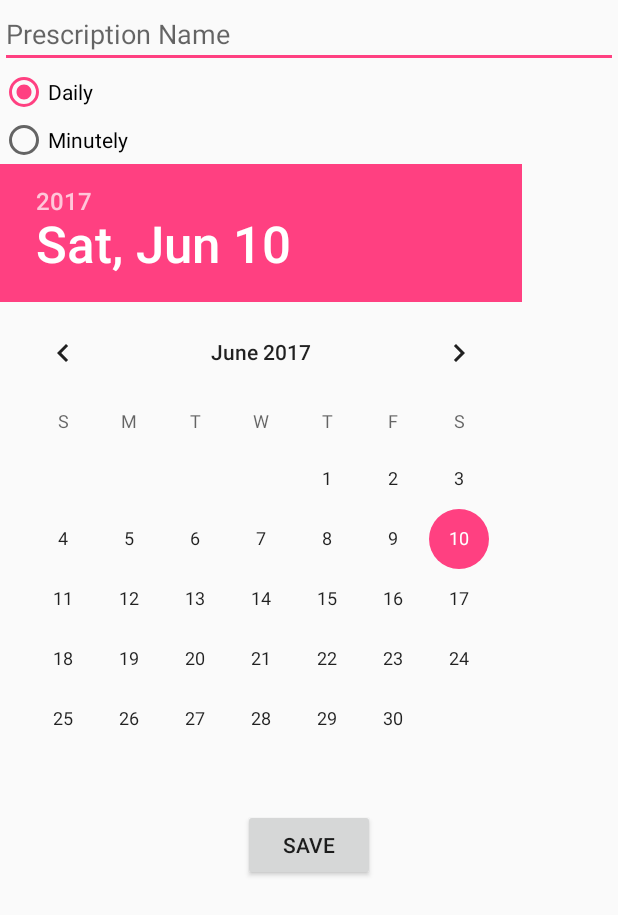
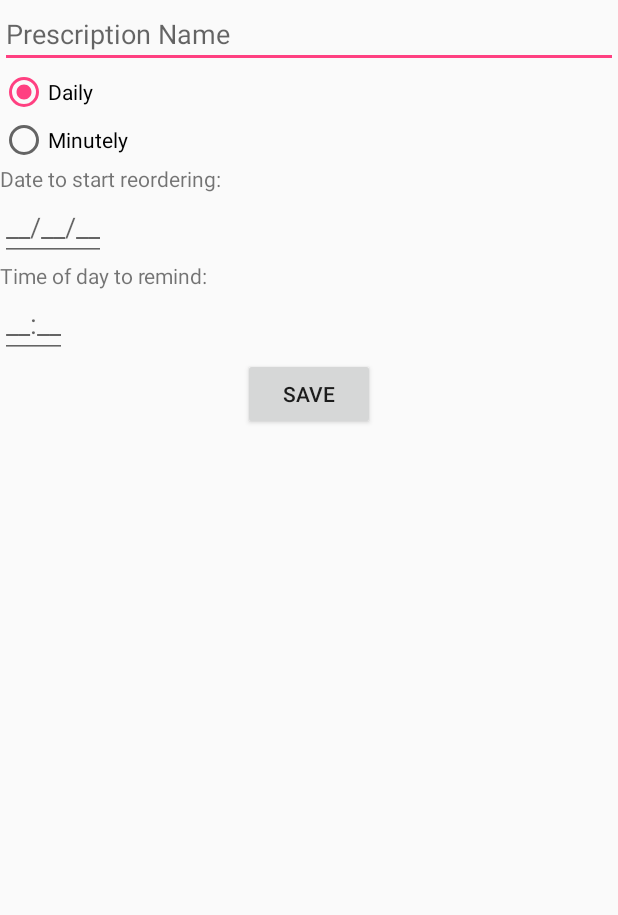
Before and after one commit to trevynmace/prescriptionTracker, an Android app: the AddPrescriptionActivity screen opened directly, with no data from a screen before it, on a phone screen of 412 x 824 dp. Shown: the top 915 px of the screen. Run offline under Robolectric (Android 15) with nearby library versions, the phone set to English and light mode, and no system bars.

Commit message:
adding more to the add prescription activity. need to get the click listeners to work on the edit texts

```diff
--- a/PrescriptionTracker/app/src/main/java/com/trevynmace/prescriptiontracker/AddPrescriptionActivity.java
+++ b/PrescriptionTracker/app/src/main/java/com/trevynmace/prescriptiontracker/AddPrescriptionActivity.java
@@ -1,36 +1,52 @@
 package com.trevynmace.prescriptiontracker;
 
+import android.app.DatePickerDialog;
+import android.app.IntentService;
+import android.app.TimePickerDialog;
 import android.content.SharedPreferences;
+import android.icu.text.SimpleDateFormat;
+import android.icu.util.Calendar;
 import android.os.Bundle;
+import android.support.design.widget.Snackbar;
 import android.support.v7.app.AppCompatActivity;
 import android.view.View;
 import android.widget.Button;
+import android.widget.DatePicker;
 import android.widget.EditText;
 import android.widget.RadioGroup;
-import android.widget.TextView;
 import android.widget.TimePicker;
+import android.widget.Toast;
 
-import java.sql.Time;
+import java.util.Locale;
 
 public class AddPrescriptionActivity extends AppCompatActivity
 {
+    Calendar cal;
+
+    DatePickerDialog.OnDateSetListener date;
+    TimePickerDialog.OnTimeSetListener time;
+
+    EditText calendarEditText;
+    EditText timeEditText;
+
+    String name;
+    int selectedRadioButtonId;
+
     @Override
     protected void onCreate(Bundle savedInstanceState)
     {
         super.onCreate(savedInstanceState);
         setContentView(R.layout.add_prescription_activity);
 
+        //get prescription name
         EditText nameView = (EditText) findViewById(R.id.prescription_name);
-        final String name = String.valueOf(nameView.getText());
+        name = String.valueOf(nameView.getText());
 
+        //get selected frequency
         RadioGroup radioGroup = (RadioGroup) findViewById(R.id.frequency_radio_group);
-        int selectedRadioButtonId = radioGroup.getCheckedRadioButtonId();
+        selectedRadioButtonId = radioGroup.getCheckedRadioButtonId();
 
-        TimePicker timePicker = (TimePicker) findViewById(R.id.time_picker);
-        int hour = timePicker.getHour();
-        int minute = timePicker.getMinute();
-
-        final String prescriptionData = String.valueOf(selectedRadioButtonId) + "," + String.valueOf(hour) + ":" + String.valueOf(minute);
+        addCalendarAndTimePickerStuff();
 
         Button saveButton = (Button) findViewById(R.id.save_prescription_button);
         saveButton.setOnClickListener(new View.OnClickListener()
@@ -38,10 +54,83 @@ public class AddPrescriptionActivity extends AppCompatActivity
             @Override
             public void onClick(View v)
             {
+                String prescriptionData = name + "," + selectedRadioButtonId + "," + calendarEditText.getText() + "," + timeEditText.getText();
+
                 SharedPreferences.Editor editor = getSharedPreferences(AppData.preferencesString, MODE_PRIVATE).edit();
                 editor.putString(name, prescriptionData);
                 AppData.prescriptionNames.add(name);
+
+                //TODO: can't find this view from this activity....
+                Snackbar.make(findViewById(R.id.main_activity_layout), name + " has been saved!", Snackbar.LENGTH_SHORT).show();
+
+                //return back to previous activity;
+                finish();
             }
         });
     }
+
+    private void addCalendarAndTimePickerStuff()
+    {
+        calendarEditText = (EditText) findViewById(R.id.calendar_edit_text);
+        timeEditText = (EditText) findViewById(R.id.time_edit_text);
+
+        cal = Calendar.getInstance();
+
+        date = new DatePickerDialog.OnDateSetListener()
+        {
+            @Override
+            public void onDateSet(DatePicker view, int year, int monthOfYear, int dayOfMonth)
+            {
+                cal.set(Calendar.YEAR, year);
+                cal.set(Calendar.MONTH, monthOfYear);
+                cal.set(Calendar.DAY_OF_MONTH, dayOfMonth);
+                updateDateLabel();
+            }
+        };
+
+        calendarEditText.setOnClickListener(new View.OnClickListener()
+        {
+            @Override
+            public void onClick(View view)
+            {
+                Toast.makeText(AddPrescriptionActivity.this, "on calendarEditText click BEFORE date picker", Toast.LENGTH_SHORT).show();
+                new DatePickerDialog(AddPrescriptionActivity.this, date, cal.get(Calendar.YEAR), cal.get(Calendar.MONTH), cal.get(Calendar.DAY_OF_MONTH)).show();
+            }
+        });
+
+        time = new TimePickerDialog.OnTimeSetListener()
+        {
+            @Override
+            public void onTimeSet(TimePicker timePicker, int hourOfDay, int minute)
+            {
+                cal.set(Calendar.HOUR_OF_DAY, hourOfDay);
+                cal.set(Calendar.MINUTE, minute);
+                updateTimeLabel();
+            }
+        };
+
+        timeEditText.setOnClickListener(new View.OnClickListener()
+        {
+            @Override
+            public void onClick(View view)
+            {
+                //TODO: need to figure out 24 hour clock vs 12 hour
+                new TimePickerDialog(AddPrescriptionActivity.this, time, cal.get(Calendar.HOUR_OF_DAY), cal.get(Calendar.MINUTE), true).show();
+            }
+        });
+    }
+
+    private void updateDateLabel()
+    {
+        String format = "MM/dd/yy";
+        SimpleDateFormat simpleDateFormat = new SimpleDateFormat(format, Locale.US);
+
+        calendarEditText.setText(simpleDateFormat.format(cal.getTime()));
+    }
+
+    private void updateTimeLabel()
+    {
+        String formattedTime = cal.get(Calendar.HOUR_OF_DAY) + ":" + cal.get(Calendar.MINUTE);
+        timeEditText.setText(formattedTime);
+    }
 }
--- a/PrescriptionTracker/app/src/main/res/layout/activity_main.xml
+++ b/PrescriptionTracker/app/src/main/res/layout/activity_main.xml
@@ -5,6 +5,7 @@
     xmlns:tools="http://schemas.android.com/tools"
     android:layout_width="match_parent"
     android:layout_height="match_parent"
+    android:id="@+id/main_activity_layout"
     tools:context="com.trevynmace.prescriptiontracker.MainActivity">
 
     <android.support.design.widget.AppBarLayout
--- a/PrescriptionTracker/app/src/main/res/layout/add_prescription_activity.xml
+++ b/PrescriptionTracker/app/src/main/res/layout/add_prescription_activity.xml
@@ -3,7 +3,8 @@
               android:orientation="vertical"
               android:layout_width="match_parent"
               android:layout_height="match_parent"
-              android:weightSum="1">
+              android:weightSum="1"
+              android:id="@+id/add_prescription_activity_layout">
 
     <EditText
         android:layout_width="match_parent"
@@ -38,11 +39,31 @@
             android:text="@string/minutely"/>
     </RadioGroup>
 
-    <!-- TODO: need a button to open this gerbage-->
-    <DatePicker
+    <TextView
         android:layout_width="wrap_content"
         android:layout_height="wrap_content"
-        android:id="@+id/time_picker"/>
+        android:id="@+id/date_label"
+        android:text="@string/date_label"/>
+
+    <EditText
+        android:id="@+id/calendar_edit_text"
+        android:layout_width="wrap_content"
+        android:layout_height="wrap_content"
+        android:hint="@string/date_placeholder"
+        android:focusable="false"/>
+
+    <TextView
+        android:layout_width="wrap_content"
+        android:layout_height="wrap_content"
+        android:id="@+id/time_label"
+        android:text="@string/time_label"/>
+
+    <EditText
+        android:layout_width="wrap_content"
+        android:layout_height="wrap_content"
+        android:id="@+id/time_edit_text"
+        android:hint="@string/time_placeholder"
+        android:focusable="false"/>
 
     <Button
         android:id="@+id/save_prescription_button"
--- a/PrescriptionTracker/app/src/main/res/values/strings.xml
+++ b/PrescriptionTracker/app/src/main/res/values/strings.xml
@@ -6,4 +6,8 @@
     <string name="daily">Daily</string>
     <string name="minutely">Minutely</string>
     <string name="save">Save</string>
+    <string name="date_label">Date to start reordering:</string>
+    <string name="date_placeholder">__/__/__</string>
+    <string name="time_label">Time of day to remind:</string>
+    <string name="time_placeholder">__:__</string>
 </resources>
```
